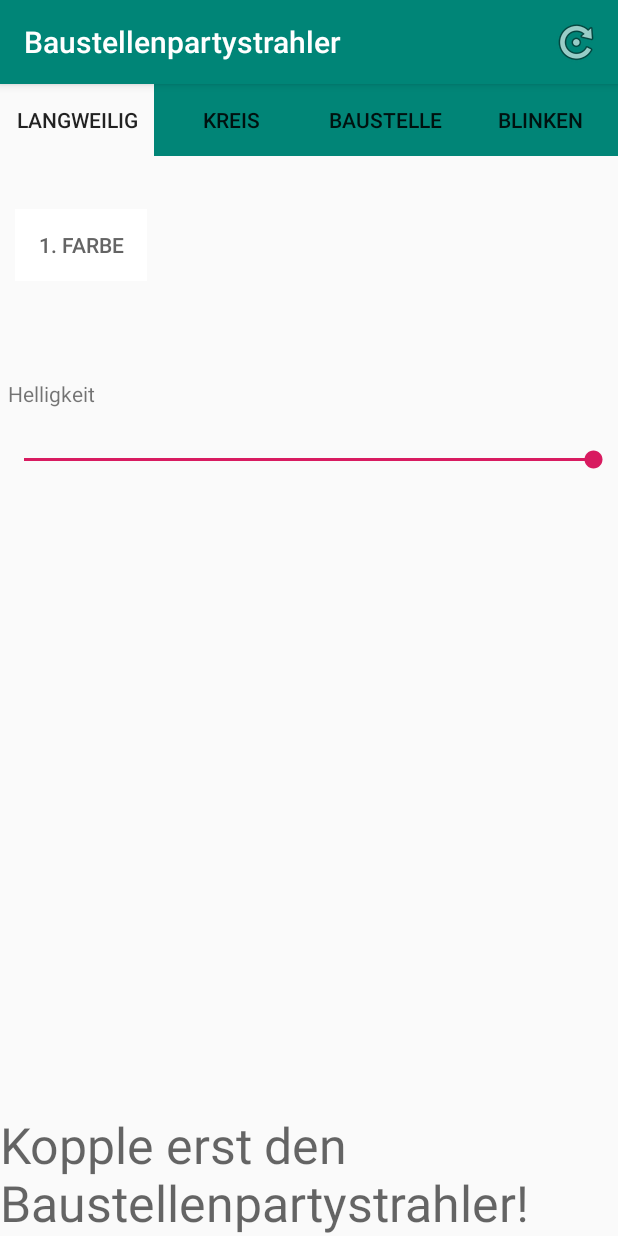
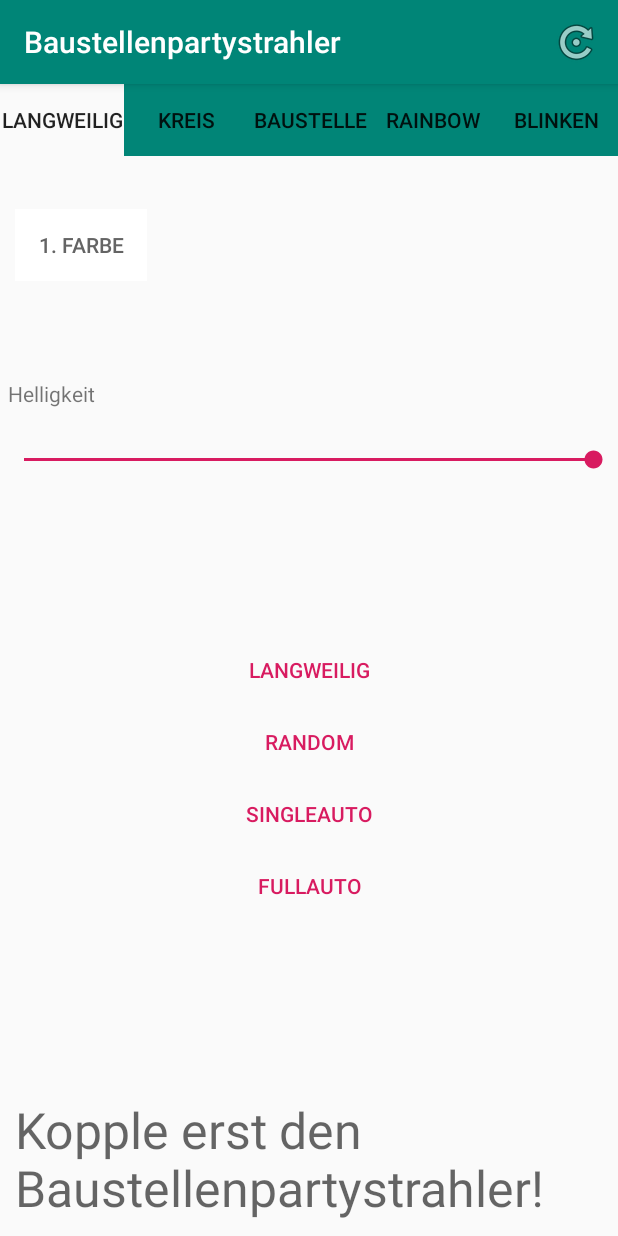
Before and after one commit to DanielPantle/Baustellenpartystrahler, an Android app: the screen it shows after launch (MainActivity), on a phone screen of 412 x 824 dp. Run offline under Robolectric (Android 15) with nearby library versions, the phone set to English and light mode, and no system bars; our stand-ins replace RxJava; libraries missing offline, so code that uses them is left out: com.harrysoft.androidbluetoothserial, me.jfenn.colorpickerdialog; 6 statements that could not run were skipped.

Commit message:
überarbeitet für ws2812fx libary neue schaltflächen hinzugefügt

```diff
--- a/app/src/main/java/de/pantle/baustellenpartystrahler/MainActivity.java
+++ b/app/src/main/java/de/pantle/baustellenpartystrahler/MainActivity.java
@@ -12,7 +12,9 @@ import android.view.Menu;
 import android.view.MenuInflater;
 import android.view.MenuItem;
 import android.view.View;
+import android.widget.ArrayAdapter;
 import android.widget.Button;
+import android.widget.ListView;
 import android.widget.SeekBar;
 import android.widget.TextView;
 import android.widget.Toast;
@@ -34,20 +36,26 @@ public class MainActivity extends AppCompatActivity {
 
     TextView label;
     TextView viewSpeed;
-    TextView viewSpeed2;
     Button buttonMode0;
     Button buttonMode1;
     Button buttonMode2;
+    Button buttonMode3;
     Button buttonMode4;
     Button buttonFColor;
     Button buttonBColor;
+    Button modus1;
+    Button modus2;
+    Button modus3;
+    Button modus4;
+
     SeekBar seekBarSpeed;
-    SeekBar seekBarSpeed2;
     SeekBar seekBarBrightness;
+  //  ListView listmodi;
 
     int color= Color.WHITE;
     int color2= Color.BLACK;
     int mode=0;
+
 
     @Override
     protected void onCreate(@Nullable Bundle savedInstanceState) {
@@ -58,18 +66,27 @@ public class MainActivity extends AppCompatActivity {
         buttonMode0 = findViewById(R.id.buttonlangweilig);
         buttonMode1 = findViewById(R.id.buttonKreis);
         buttonMode2 = findViewById(R.id.buttonBaustelle);
+        buttonMode3 = findViewById(R.id.buttonRainbow);
         buttonMode4 = findViewById(R.id.buttonBlinken);
         buttonFColor = findViewById(R.id.buttonFColor);
         buttonBColor = findViewById(R.id.buttonBColor);
+        modus1 = findViewById(R.id.modi1);
+        modus2 = findViewById(R.id.modi2);
+        modus3 = findViewById(R.id.modi3);
+        modus4 = findViewById(R.id.modi4);
         seekBarSpeed = findViewById(R.id.seekBarSpeed);
-        seekBarSpeed2 = findViewById(R.id.seekBarSpeed2);
         seekBarBrightness = findViewById(R.id.seekBarBrightness);
         viewSpeed= findViewById(R.id.textspeed);
-        viewSpeed2= findViewById(R.id.textspeed2);
+       // listmodi = findViewById(R.id.lightmodi);
 
         label.setText("noch nicht verbunden");
 
         designchanges();
+
+        /*ArrayAdapter adapter = new ArrayAdapter<String>
+                (this, android.R.layout.simple_list_item_single_choice, modi);
+        listmodi.setAdapter(adapter);
+*/
 
         buttonMode0.setOnClickListener((View v) -> {
             mode=0;
@@ -86,6 +103,11 @@ public class MainActivity extends AppCompatActivity {
             sendMessage("mode:" + mode);
             designchanges();
         });
+        buttonMode3.setOnClickListener((View v) -> {
+            mode=3;
+            sendMessage("mode:" + mode);
+            designchanges();
+        });
         buttonMode4.setOnClickListener((View v) -> {
             mode=4;
             sendMessage("mode:" + mode);
@@ -96,6 +118,10 @@ public class MainActivity extends AppCompatActivity {
         });
         buttonBColor.setOnClickListener((View v) -> {
             openColorPickerDialogBColor();
+        });
+        modus1.setOnClickListener((View v) -> {
+            mode=101;
+            sendMessage("mode:" + mode);
         });
         seekBarSpeed.setOnSeekBarChangeListener(new SeekBar.OnSeekBarChangeListener() {
             @Override
@@ -109,20 +135,6 @@ public class MainActivity extends AppCompatActivity {
             @Override
             public void onStopTrackingTouch(SeekBar seekBar) {
                 sendMessage("speed:" + Integer.toHexString(seekBar.getMax() - seekBar.getProgress()));
-            }
-        });
-        seekBarSpeed2.setOnSeekBarChangeListener(new SeekBar.OnSeekBarChangeListener() {
-            @Override
-            public void onProgressChanged(SeekBar seekBar, int progress, boolean fromUser) {
-            }
-
-            @Override
-            public void onStartTrackingTouch(SeekBar seekBar) {
-            }
-
-            @Override
-            public void onStopTrackingTouch(SeekBar seekBar) {
-                sendMessage("speed2:" + Integer.toHexString(seekBar.getMax() - seekBar.getProgress()));
             }
         });
         seekBarBrightness.setOnSeekBarChangeListener(new SeekBar.OnSeekBarChangeListener() {
@@ -182,7 +194,20 @@ public class MainActivity extends AppCompatActivity {
             seekBarSpeed.setVisibility(View.INVISIBLE);
             buttonBColor.setVisibility(View.GONE);
             buttonMode0.setBackgroundColor(Color.parseColor("#FAFAFA"));
+            modus1.setText("Langweilig");
+            modus2.setText("Random");
+            modus3.setText("SingleAuto");
+            modus4.setText("FullAuto");
+            modus1.setVisibility(View.VISIBLE);
+            modus2.setVisibility(View.VISIBLE);
+            modus3.setVisibility(View.VISIBLE);
+            modus4.setVisibility(View.VISIBLE);
+            update();
         }else {
+            modus1.setVisibility(View.GONE);
+            modus2.setVisibility(View.GONE);
+            modus3.setVisibility(View.GONE);
+            modus4.setVisibility(View.GONE);
             viewSpeed.setVisibility(View.VISIBLE);
             seekBarSpeed.setVisibility(View.VISIBLE);
             buttonMode0.setBackgroundColor(Color.parseColor("#018577"));
@@ -194,10 +219,10 @@ public class MainActivity extends AppCompatActivity {
             buttonMode1.setBackgroundColor(Color.parseColor("#FAFAFA"));
             seekBarSpeed.setMax(300);
             seekBarSpeed.setProgress(100);
+            update();
         }else {
-            seekBarSpeed.setMax(2000);
+            seekBarSpeed.setMax(5000);
             seekBarSpeed.setProgress(1000);
-            seekBarSpeed2.setProgress(1000);
             buttonMode1.setBackgroundColor(Color.parseColor("#018577"));
         }
 
@@ -214,18 +239,28 @@ public class MainActivity extends AppCompatActivity {
             buttonMode2.setBackgroundColor(Color.parseColor("#018577"));
         }
 
+        if (mode==3) {
+            buttonBColor.setVisibility(View.GONE);
+            buttonFColor.setVisibility(View.GONE);
+            seekBarSpeed.setMax(20000);
+            seekBarSpeed.setProgress(5000);
+            buttonMode3.setBackgroundColor(Color.parseColor("#FAFAFA"));
+        }else {
+            buttonFColor.setVisibility(View.VISIBLE);
+            buttonFColor.setBackgroundColor(color);
+            buttonBColor.setBackgroundColor(color2);
+            buttonMode3.setBackgroundColor(Color.parseColor("#018577"));
+
+        }
+
         if (mode==4) {
             buttonBColor.setVisibility(View.VISIBLE);
-            viewSpeed2.setVisibility(View.VISIBLE);
-            seekBarSpeed2.setVisibility(View.VISIBLE);
             buttonMode4.setBackgroundColor(Color.parseColor("#FAFAFA"));
         }else {
-            viewSpeed2.setVisibility(View.INVISIBLE);
-            seekBarSpeed2.setVisibility(View.INVISIBLE);
             buttonMode4.setBackgroundColor(Color.parseColor("#018577"));
         }
 
-        update();
+        //update(); gab ne fehlermeldung beim rainbow
 
 
     }
@@ -235,7 +270,6 @@ public class MainActivity extends AppCompatActivity {
         sendMessage("bcolor:" + colorIntToHex(color2));
         sendMessage("bright:" + Integer.toHexString(seekBarBrightness.getProgress()));
         sendMessage("speed:" + Integer.toHexString(seekBarSpeed.getMax() - seekBarSpeed.getProgress()));
-        sendMessage("speed2:" + Integer.toHexString(seekBarSpeed2.getMax() - seekBarSpeed2.getProgress()));
 
     }
 
--- a/app/src/main/res/layout/activity_main.xml
+++ b/app/src/main/res/layout/activity_main.xml
@@ -44,6 +44,16 @@
             android:layout_weight="1"
             android:gravity="center|center_horizontal"
             android:text="Baustelle" />
+
+        <Button
+            android:id="@+id/buttonRainbow"
+            style="@style/Widget.AppCompat.Button.Borderless"
+            android:layout_width="wrap_content"
+            android:layout_height="wrap_content"
+            android:layout_gravity="right|center_horizontal"
+            android:layout_weight="1"
+            android:gravity="center|center_horizontal"
+            android:text="Rainbow" />
 
         <Button
             android:id="@+id/buttonBlinken"
@@ -139,28 +149,89 @@
             android:progress="100"
             android:scrollbarSize="4dp" />
 
-        <TextView
-            android:id="@+id/textspeed2"
+        <LinearLayout
             android:layout_width="match_parent"
-            android:layout_height="wrap_content"
-            android:text="Geschwindigkeit Ausgeschaltet"
-            android:visibility="invisible" />
+            android:layout_height="match_parent"
+            android:layout_gravity="bottom"
+            android:layout_weight="2"
+            android:orientation="vertical"
+            android:padding="10dp">
 
-        <SeekBar
-            android:id="@+id/seekBarSpeed2"
-            android:layout_width="match_parent"
-            android:layout_height="wrap_content"
-            android:max="2000"
-            android:min="25"
-            android:padding="20dp"
-            android:progress="100"
-            android:visibility="invisible" />
+            <Button
+                android:id="@+id/modi1"
+                style="@style/Widget.AppCompat.Button.Borderless.Colored"
+                android:layout_width="match_parent"
+                android:layout_height="wrap_content"
+                android:text="Modus"
+                android:visibility="gone" />
+
+            <Button
+                android:id="@+id/modi2"
+                style="@style/Widget.AppCompat.Button.Borderless.Colored"
+                android:layout_width="match_parent"
+                android:layout_height="wrap_content"
+                android:text="Modus"
+                android:visibility="gone" />
+
+            <Button
+                android:id="@+id/modi3"
+                style="@style/Widget.AppCompat.Button.Borderless.Colored"
+                android:layout_width="match_parent"
+                android:layout_height="wrap_content"
+                android:text="Modus"
+                android:visibility="gone" />
+
+            <Button
+                android:id="@+id/modi4"
+                style="@style/Widget.AppCompat.Button.Borderless.Colored"
+                android:layout_width="match_parent"
+                android:layout_height="wrap_content"
+                android:text="Modus"
+                android:visibility="gone" />
+
+            <Button
+                android:id="@+id/modi5"
+                style="@style/Widget.AppCompat.Button.Borderless.Colored"
+                android:layout_width="match_parent"
+                android:layout_height="wrap_content"
+                android:text="Modus"
+                android:visibility="gone" />
+
+            <Button
+                android:id="@+id/modi6"
+                style="@style/Widget.AppCompat.Button.Borderless.Colored"
+                android:layout_width="match_parent"
+                android:layout_height="wrap_content"
+                android:text="Modus"
+                android:visibility="gone" />
+
+            <Button
+                android:id="@+id/modi7"
+                style="@style/Widget.AppCompat.Button.Borderless.Colored"
+                android:layout_width="match_parent"
+                android:layout_height="wrap_content"
+                android:text="Modus"
+                android:visibility="gone" />
+
+            <Button
+                android:id="@+id/modi8"
+                style="@style/Widget.AppCompat.Button.Borderless.Colored"
+                android:layout_width="match_parent"
+                android:layout_height="wrap_content"
+                android:text="Modus"
+                android:visibility="gone" />
+
+        </LinearLayout>
+
     </LinearLayout>
 
     <TextView
         android:id="@+id/label"
         android:layout_width="match_parent"
-        android:layout_height="match_parent"
+        android:layout_height="50dp"
+        android:layout_gravity="bottom"
+        android:layout_margin="10dp"
+        android:layout_weight="1"
         android:gravity="bottom"
         android:text="Willkommen"
         android:textAppearance="@style/TextAppearance.AppCompat.Medium"
--- a/build.gradle
+++ b/build.gradle
@@ -6,7 +6,7 @@ buildscript {
         jcenter()
     }
     dependencies {
-        classpath 'com.android.tools.build:gradle:3.5.3'
+        classpath 'com.android.tools.build:gradle:3.6.3'
 
         // NOTE: Do not place your application dependencies here; they belong
         // in the individual module build.gradle files
```
Also changed, not shown: gradle/wrapper/gradle-wrapper.properties.
